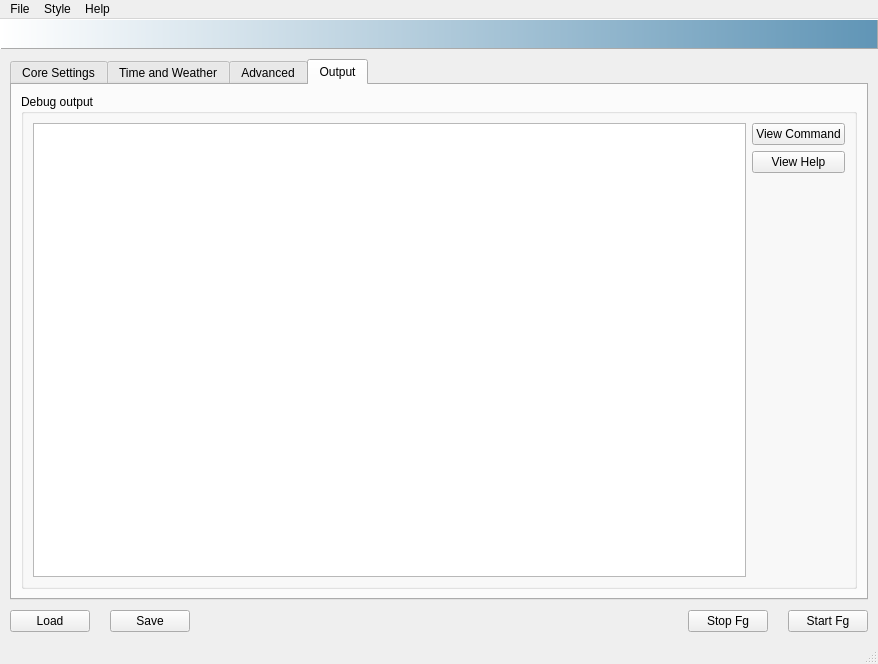
Old version of the form src/fgx.ui in the repository fgx/fgx.
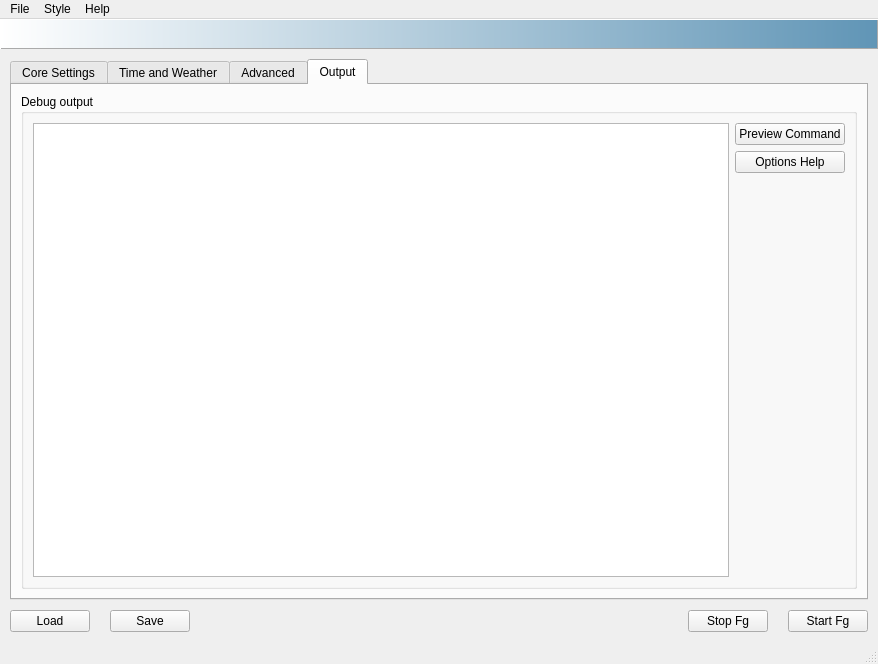
New version of the form. The open tabs and pages were chosen to show the change. Icons and pictures are not drawn.

```diff
--- a/src/fgx.ui
+++ b/src/fgx.ui
@@ -759,14 +759,14 @@
                <item>
                 <widget class="QPushButton" name="buttonViewCommand">
                  <property name="text">
-                  <string>View Command</string>
+                  <string>Preview Command</string>
                  </property>
                 </widget>
                </item>
                <item>
                 <widget class="QPushButton" name="buttonViewHelp">
                  <property name="text">
-                  <string>View Help</string>
+                  <string>Options Help</string>
                  </property>
                 </widget>
                </item>
```
Left out of the diff: 26 changed lines with no effect on the pictures.
